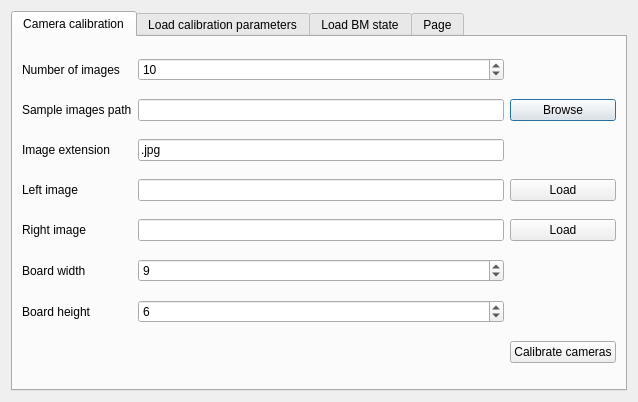
The window that tabbedmenudialog.ui (asergiu/camcalib) describes before a commit, drawn with Qt 5.
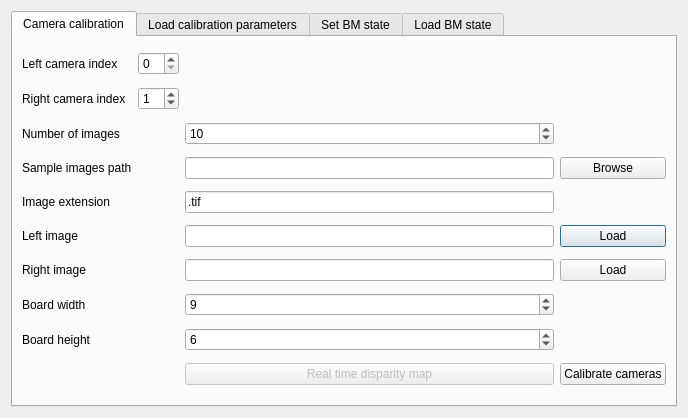
The same window after the commit. The open tabs and pages were chosen to show the change.

Commit message: tabbed menu can now be used for capturing frames either by pressing a button or by setting a capture interval. This has been ported from the testcalibrationdialog

Patch:
```diff
--- a/tabbedmenudialog.ui
+++ b/tabbedmenudialog.ui
@@ -6,8 +6,8 @@
    <rect>
     <x>0</x>
     <y>0</y>
-    <width>638</width>
-    <height>402</height>
+    <width>688</width>
+    <height>418</height>
    </rect>
   </property>
   <property name="windowTitle">
@@ -26,14 +26,83 @@
       <layout class="QHBoxLayout" name="horizontalLayout_2">
        <item>
         <layout class="QGridLayout" name="gridLayout">
+         <item row="3" column="2">
+          <widget class="QLineEdit" name="images_path"/>
+         </item>
+         <item row="6" column="2">
+          <widget class="QLineEdit" name="right_image_name"/>
+         </item>
+         <item row="8" column="2">
+          <widget class="QSpinBox" name="board_heightSpinBox">
+           <property name="value">
+            <number>6</number>
+           </property>
+          </widget>
+         </item>
+         <item row="4" column="2">
+          <widget class="QLineEdit" name="image_extension">
+           <property name="text">
+            <string>.tif</string>
+           </property>
+          </widget>
+         </item>
+         <item row="5" column="4">
+          <widget class="QPushButton" name="load_left">
+           <property name="text">
+            <string>Load</string>
+           </property>
+          </widget>
+         </item>
+         <item row="0" column="1">
+          <widget class="QSpinBox" name="left_camera_index_spinbox">
+           <property name="value">
+            <number>0</number>
+           </property>
+          </widget>
+         </item>
+         <item row="9" column="4">
+          <widget class="QPushButton" name="calib_cameras">
+           <property name="text">
+            <string>Calibrate cameras</string>
+           </property>
+          </widget>
+         </item>
          <item row="0" column="0">
+          <widget class="QLabel" name="label_10">
+           <property name="text">
+            <string>Left camera index</string>
+           </property>
+          </widget>
+         </item>
+         <item row="3" column="4">
+          <widget class="QPushButton" name="browse">
+           <property name="text">
+            <string>Browse</string>
+           </property>
+          </widget>
+         </item>
+         <item row="6" column="4">
+          <widget class="QPushButton" name="load_right">
+           <property name="text">
+            <string>Load</string>
+           </property>
+          </widget>
+         </item>
+         <item row="7" column="2">
+          <widget class="QSpinBox" name="board_widthSpinBox">
+           <property name="value">
+            <number>9</number>
+           </property>
+          </widget>
+         </item>
+         <item row="2" column="0">
           <widget class="QLabel" name="label_4">
            <property name="text">
             <string>Number of images</string>
            </property>
           </widget>
          </item>
-         <item row="0" column="2">
+         <item row="2" column="2">
           <widget class="QSpinBox" name="no_imagesSpinBox">
            <property name="minimumSize">
             <size>
@@ -46,103 +115,72 @@
            </property>
           </widget>
          </item>
-         <item row="1" column="0">
-          <widget class="QLabel" name="label">
-           <property name="text">
-            <string>Sample images path</string>
-           </property>
-          </widget>
-         </item>
-         <item row="1" column="2">
-          <widget class="QLineEdit" name="images_path"/>
-         </item>
-         <item row="1" column="3">
-          <widget class="QPushButton" name="browse">
-           <property name="text">
-            <string>Browse</string>
-           </property>
-          </widget>
-         </item>
-         <item row="2" column="0">
+         <item row="4" column="0">
           <widget class="QLabel" name="label_3">
            <property name="text">
             <string>Image extension</string>
            </property>
           </widget>
          </item>
-         <item row="2" column="2">
-          <widget class="QLineEdit" name="image_extension">
-           <property name="text">
-            <string>.jpg</string>
-           </property>
-          </widget>
-         </item>
-         <item row="3" column="2">
-          <widget class="QLineEdit" name="left_image_name"/>
-         </item>
-         <item row="4" column="2">
-          <widget class="QLineEdit" name="right_image_name"/>
-         </item>
          <item row="3" column="0">
-          <widget class="QLabel" name="label_5">
+          <widget class="QLabel" name="label">
            <property name="text">
-            <string>Left image</string>
+            <string>Sample images path</string>
            </property>
           </widget>
          </item>
-         <item row="4" column="0">
+         <item row="6" column="0">
           <widget class="QLabel" name="label_6">
            <property name="text">
             <string>Right image</string>
            </property>
           </widget>
          </item>
-         <item row="3" column="3">
-          <widget class="QPushButton" name="load_left">
-           <property name="text">
-            <string>Load</string>
-           </property>
-          </widget>
-         </item>
-         <item row="4" column="3">
-          <widget class="QPushButton" name="load_right">
-           <property name="text">
-            <string>Load</string>
-           </property>
-          </widget>
-         </item>
          <item row="5" column="0">
-          <widget class="QLabel" name="label_7">
+          <widget class="QLabel" name="label_5">
            <property name="text">
-            <string>Board width</string>
+            <string>Left image</string>
+           </property>
+          </widget>
+         </item>
+         <item row="9" column="2">
+          <widget class="QPushButton" name="real_time_disp">
+           <property name="enabled">
+            <bool>false</bool>
+           </property>
+           <property name="text">
+            <string>Real time disparity map</string>
            </property>
           </widget>
          </item>
          <item row="5" column="2">
-          <widget class="QSpinBox" name="board_widthSpinBox">
-           <property name="value">
-            <number>9</number>
-           </property>
-          </widget>
+          <widget class="QLineEdit" name="left_image_name"/>
          </item>
-         <item row="6" column="0">
+         <item row="8" column="0">
           <widget class="QLabel" name="label_8">
            <property name="text">
             <string>Board height</string>
            </property>
           </widget>
          </item>
-         <item row="6" column="2">
-          <widget class="QSpinBox" name="board_heightSpinBox">
+         <item row="7" column="0">
+          <widget class="QLabel" name="label_7">
+           <property name="text">
+            <string>Board width</string>
+           </property>
+          </widget>
+         </item>
+         <item row="1" column="0">
+          <widget class="QLabel" name="label_11">
+           <property name="text">
+            <string>Right camera index</string>
+           </property>
+          </widget>
+         </item>
+         <item row="1" column="1">
+          <widget class="QSpinBox" name="right_camera_index_spinbox">
            <property name="value">
-            <number>6</number>
-           </property>
-          </widget>
-         </item>
-         <item row="7" column="3">
-          <widget class="QPushButton" name="pushButton">
-           <property name="text">
-            <string>Calibrate cameras</string>
+            <number>1</number>
            </property>
           </widget>
          </item>
@@ -207,14 +245,9 @@
        </item>
       </layout>
      </widget>
-     <widget class="QWidget" name="tab_5">
-      <attribute name="title">
-       <string>Load BM state</string>
-      </attribute>
-     </widget>
      <widget class="QWidget" name="tab_6">
       <attribute name="title">
-       <string>Page</string>
+       <string>Set BM state</string>
       </attribute>
       <layout class="QVBoxLayout" name="verticalLayout_3">
        <item>
@@ -511,6 +544,11 @@
        </item>
       </layout>
      </widget>
+     <widget class="QWidget" name="tab_5">
+      <attribute name="title">
+       <string>Load BM state</string>
+      </attribute>
+     </widget>
     </widget>
    </item>
   </layout>
```
Left out of the diff: 91 changed lines with no effect on the pictures. The commit also changes 2 other files.
